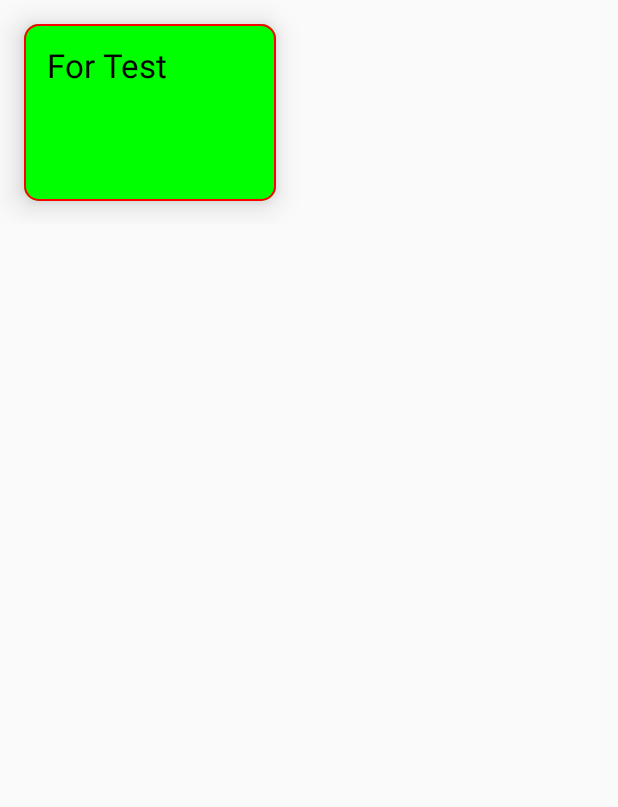
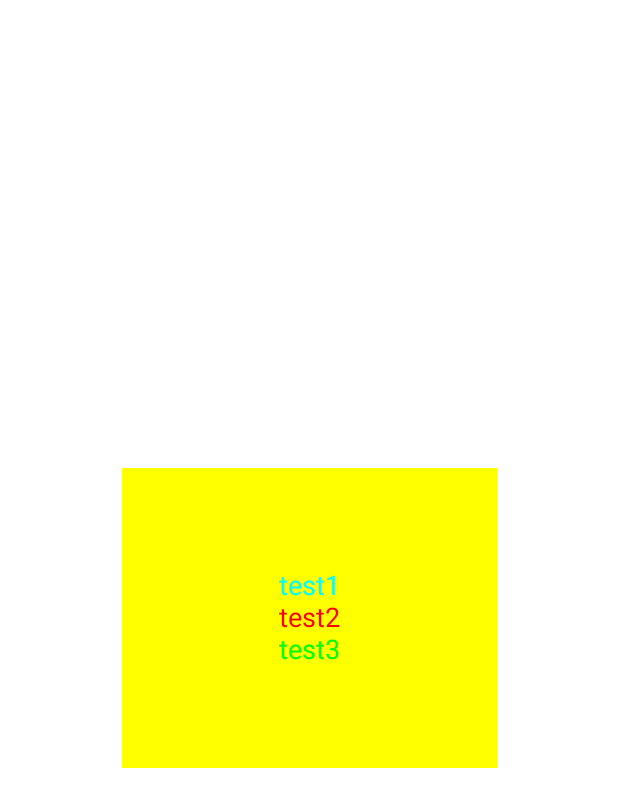
Before and after one commit to sputnick01/Jetpack-Compose, an Android app built with Jetpack Compose: the screen it shows after launch (MainActivity), on a phone screen of 412 x 824 dp. Shown: the top 807 px of the screen. Run offline under Robolectric (Android 15) with nearby library versions, the phone set to English and light mode, and no system bars.

Commit message:
Column & Row & Box

```diff
--- a/app/src/main/java/com/example/jetpackcompose/MainActivity.kt
+++ b/app/src/main/java/com/example/jetpackcompose/MainActivity.kt
@@ -4,7 +4,11 @@ import android.os.Bundle
 import androidx.activity.ComponentActivity
 import androidx.activity.compose.setContent
 import androidx.compose.foundation.BorderStroke
+import androidx.compose.foundation.background
+import androidx.compose.foundation.layout.Arrangement
+import androidx.compose.foundation.layout.Box
 import androidx.compose.foundation.layout.Column
+import androidx.compose.foundation.layout.fillMaxSize
 import androidx.compose.foundation.layout.height
 import androidx.compose.foundation.layout.padding
 import androidx.compose.foundation.layout.width
@@ -12,6 +16,7 @@ import androidx.compose.foundation.shape.RoundedCornerShape
 import androidx.compose.material3.Surface
 import androidx.compose.material3.Text
 import androidx.compose.runtime.Composable
+import androidx.compose.ui.Alignment
 import androidx.compose.ui.Modifier
 import androidx.compose.ui.graphics.Color
 import androidx.compose.ui.semantics.SemanticsProperties.Text
@@ -30,19 +35,48 @@ class MainActivity : ComponentActivity() {
 
     @Composable
     fun FirstApp() {
-        Surface(
+
+//    Surface
+        //        Surface(
+//            modifier = Modifier
+//                .height(150.dp)
+//                .width(200.dp)
+//                .padding(16.dp),
+//            color = Color.Green,
+//            shape = RoundedCornerShape(10.dp),
+//            border = BorderStroke(1.dp, color = Color.Red),
+//            shadowElevation = 12.dp
+//        ) {
+//            Text(text = "For Test", fontSize = 22.sp, modifier = Modifier.padding(15.dp))
+//
+//        }
+
+//        Column & Row & Box
+
+        Box(
             modifier = Modifier
-                .height(150.dp)
-                .width(200.dp)
-                .padding(16.dp),
-            color = Color.Green,
-            shape = RoundedCornerShape(10.dp),
-            border = BorderStroke(1.dp, color = Color.Red),
-            shadowElevation = 12.dp
+                .fillMaxSize()
+                .background(Color.White)
+            , contentAlignment = Alignment.Center
         ) {
-            Text(text = "For Test", fontSize = 22.sp, modifier = Modifier.padding(15.dp))
+            Box(modifier = Modifier
+                .height(200.dp)
+                .width(250.dp)
+                .background(Color.Yellow)) {
+                Column(
+                    modifier = Modifier.fillMaxSize(),
+                    verticalArrangement = Arrangement.Center,
+                    horizontalAlignment = Alignment.CenterHorizontally
+                ) {
+                    Text(text = "test1", fontSize = 18.sp, color = Color.Cyan)
+                    Text(text = "test2", fontSize = 18.sp, color = Color.Red)
+                    Text(text = "test3", fontSize = 18.sp, color = Color.Green)
+
+                }
+            }
 
         }
+
 
     }
 
```
